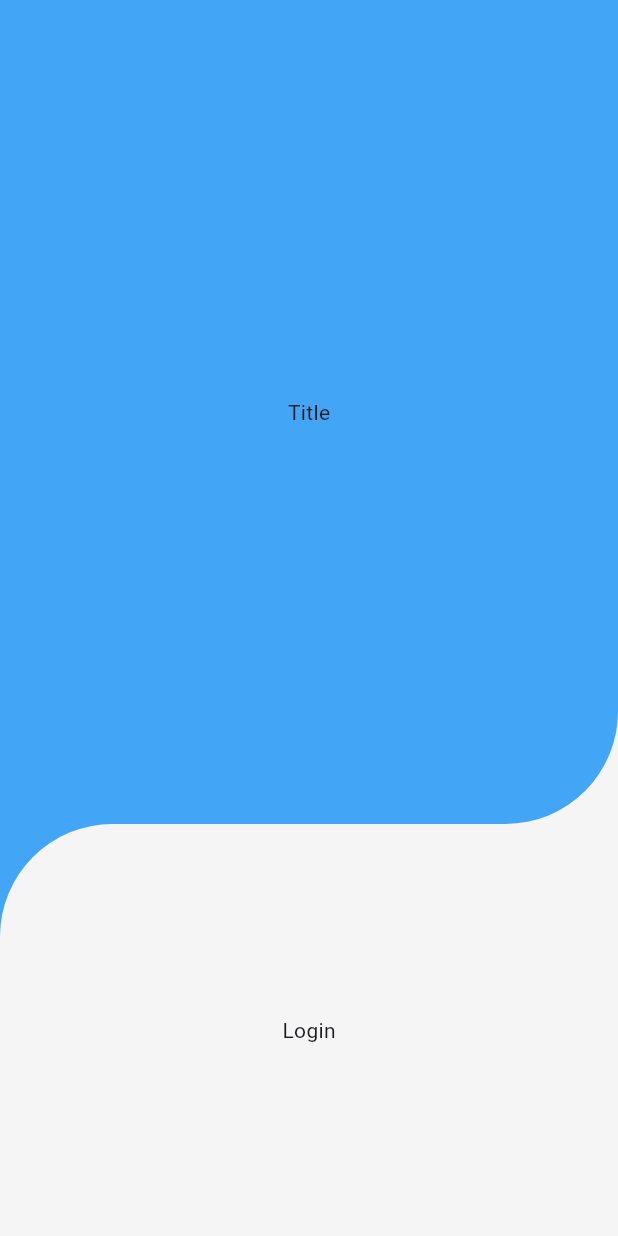
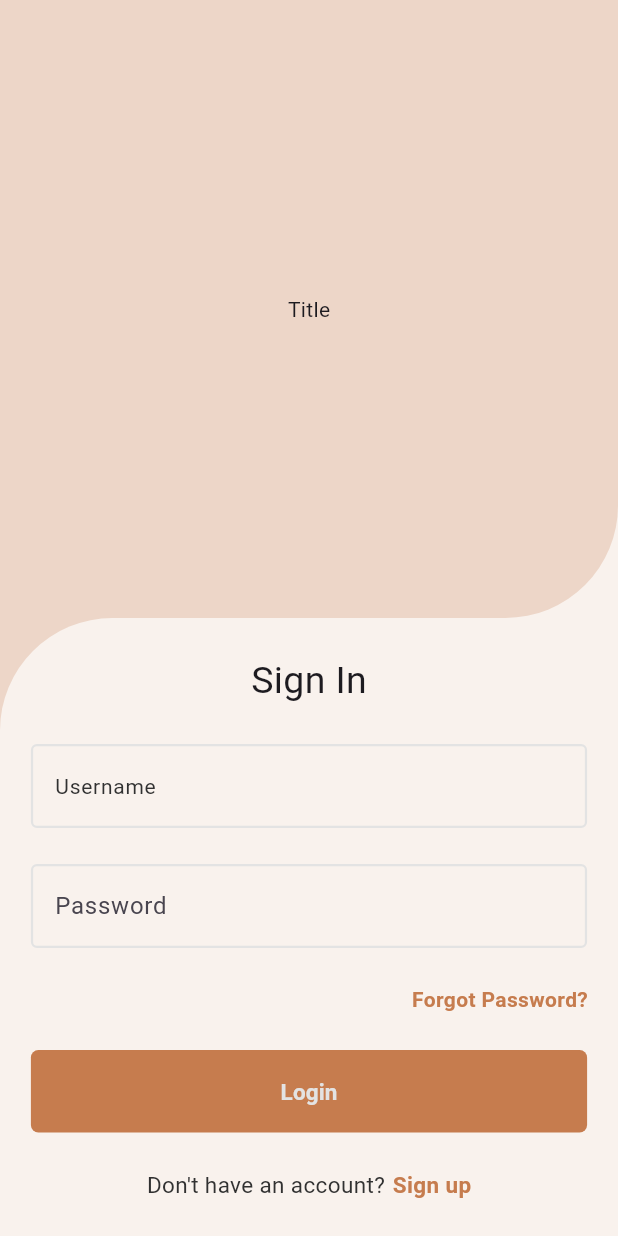
Before and after one commit to XyrelTenz/FlutterApps, a Flutter app: the screen it shows after launch, on a phone screen of 412 x 824 dp. Run offline on Flutter 3.47's test engine with Material 3 defaults, Android fonts, the light colour scheme and no system bars; our stand-ins replace curved_navigation_bar, flutter_riverpod.

Commit message:
Login UI Day 4

```diff
--- a/lib/widget/double_layout.dart
+++ b/lib/widget/double_layout.dart
@@ -12,12 +12,12 @@ class DoubleLayout extends StatelessWidget {
           child: Column(
             children: [
               Expanded(
-                flex: 2,
+                flex: 1,
                 child: Container(
-                  color: Colors.grey[100],
+                  color: Color(0xFFF9F2ED),
                   child: Container(
                     decoration: BoxDecoration(
-                      color: Colors.blue[400],
+                      color: Color(0xFFEDD6C8),
                       borderRadius: BorderRadius.only(
                         bottomRight: Radius.circular(75),
                       ),
@@ -31,16 +31,130 @@ class DoubleLayout extends StatelessWidget {
               Expanded(
                 flex: 1,
                 child: Container(
-                  color: Colors.blue[400],
+                  color: Color(0xFFEDD6C8),
                   child: Container(
                     width: MediaQuery.of(context).size.width,
                     decoration: BoxDecoration(
-                      color: Colors.grey[100],
+                      color: Color(0xFFF9F2ED),
                       borderRadius: BorderRadius.only(
                         topLeft: Radius.circular(75),
                       ),
                     ),
-                    child: Center(child: Text("Login")),
+                    child: Column(
+                      mainAxisAlignment: MainAxisAlignment.spaceEvenly,
+                      children: [
+                        Text("Sign In", style: TextStyle(fontSize: 25)),
+                        SizedBox(
+                          width: MediaQuery.of(context).size.width * 0.9,
+                          child: TextField(
+                            obscureText: false,
+                            decoration: InputDecoration(
+                              enabledBorder: OutlineInputBorder(
+                                borderSide: BorderSide(
+                                  color: Color(0xFFE3E3E3),
+                                  width: 1.5,
+                                ),
+                              ),
+                              hintText: "Username",
+                              hintStyle: TextStyle(
+                                color: Color(0xFF313131),
+                                fontSize: 14,
+                                fontWeight: FontWeight.normal,
+                              ),
+                            ),
+                          ),
+                        ),
+
+                        SizedBox(
+                          width: MediaQuery.of(context).size.width * 0.9,
+                          child: TextField(
+                            obscureText: true,
+                            decoration: InputDecoration(
+                              enabledBorder: OutlineInputBorder(
+                                borderSide: BorderSide(
+                                  color: Color(0xFFE3E3E3),
+                                  width: 1.5,
+                                ),
+                              ),
+                              hintText: "Password",
+                              helperStyle: TextStyle(
+                                color: Color(0xFF313131),
+                                fontSize: 14,
+                                fontWeight: FontWeight.normal,
+                              ),
+                            ),
+                          ),
+                        ),
+
+                        Row(
+                          mainAxisAlignment: MainAxisAlignment.end,
+                          children: [
+                            Padding(
+                              padding: const EdgeInsets.only(right: 20),
+                              child: Text(
+                                "Forgot Password?",
+                                style: TextStyle(
+                                  color: Color(0xFFC67C4E),
+                                  fontSize: 14,
+                                  fontWeight: FontWeight.bold,
+                                ),
+                              ),
+                            ),
+                          ],
+                        ),
+
+                        SizedBox(
+                          width: MediaQuery.of(context).size.width * 0.9,
+                          height: 55,
+                          child: TextButton(
+                            onPressed: () {},
+                            style: TextButton.styleFrom(
+                              backgroundColor: Color(0xFFC67C4E),
+                              shape: RoundedRectangleBorder(
+                                borderRadius: BorderRadiusGeometry.circular(5),
+                              ),
+                            ),
+                            child: Text(
+                              "Login",
+                              style: TextStyle(
+                                color: Color(0xFFE3E3E3),
+                                fontSize: 15,
+                                fontWeight: FontWeight.bold,
+                              ),
+                            ),
+                          ),
+                        ),
+                        Column(
+                          mainAxisAlignment: MainAxisAlignment.end,
+                          children: [
+                            Row(
+                              mainAxisAlignment: MainAxisAlignment.center,
+                              children: [
+                                Text(
+                                  "Don't have an account?",
+                                  style: TextStyle(
+                                    color: Color(0xFF313131),
+                                    fontSize: 15,
+                                    fontWeight: FontWeight.normal,
+                                  ),
+                                ),
+
+                                const SizedBox(width: 5),
+
+                                Text(
+                                  "Sign up",
+                                  style: TextStyle(
+                                    color: Color(0xFFC67C4E),
+                                    fontSize: 15,
+                                    fontWeight: FontWeight.bold,
+                                  ),
+                                ),
+                              ],
+                            ),
+                          ],
+                        ),
+                      ],
+                    ),
                   ),
                 ),
               ),
```
